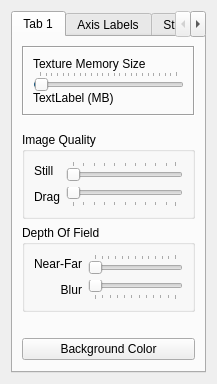
This is drishti/preferenceswidget.ui in nci/drishti as Qt 5 draws it before an edit. The edited form follows.
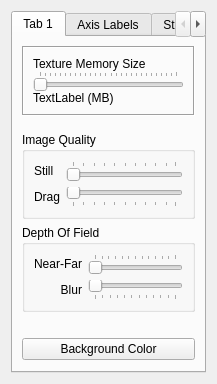
This is the edited form.

Commit message: UI change for large memory gpus

Patch:
```diff
--- a/drishti/preferenceswidget.ui
+++ b/drishti/preferenceswidget.ui
@@ -219,7 +219,7 @@
         </spacer>
        </item>
        <item row="0" column="0">
-        <widget class="QFrame" name="">
+        <widget class="QFrame" name="frame">
          <property name="frameShape">
           <enum>QFrame::Box</enum>
          </property>
@@ -276,8 +276,11 @@
           </item>
           <item row="1" column="0">
            <widget class="QSlider" name="m_textureMemorySize">
+            <property name="minimum">
+             <number>1</number>
+            </property>
             <property name="maximum">
-             <number>120</number>
+             <number>136</number>
             </property>
             <property name="pageStep">
              <number>10</number>
```
